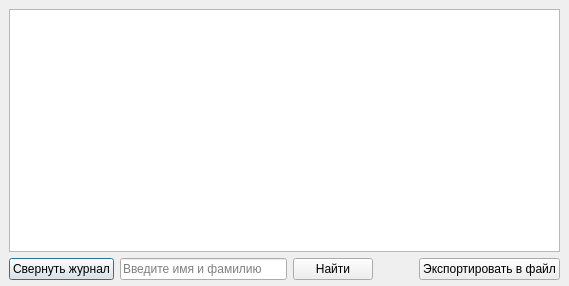
The window that Qt/Lab_1/wiewjournaluser.ui (avasyutkin/term_2) describes before a commit, drawn with Qt 5.
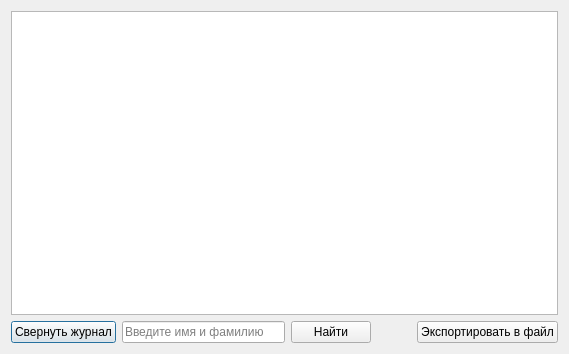
The same window after the commit.

Commit message: небольшие изменения в дизайне

```diff
--- a/Qt/Lab_1/wiewjournaluser.ui
+++ b/Qt/Lab_1/wiewjournaluser.ui
@@ -7,21 +7,14 @@
     <x>0</x>
     <y>0</y>
     <width>569</width>
-    <height>286</height>
+    <height>354</height>
    </rect>
   </property>
   <property name="windowTitle">
    <string>Список сотрудников</string>
   </property>
-  <widget class="QWidget" name="">
-   <property name="geometry">
-    <rect>
-     <x>9</x>
-     <y>9</y>
-     <width>551</width>
-     <height>271</height>
-    </rect>
-   </property>
+  <layout class="QGridLayout" name="gridLayout">
+   <item row="0" column="0">
    <layout class="QVBoxLayout" name="verticalLayout">
     <item>
      <widget class="QTableWidget" name="tableWidget"/>
@@ -83,7 +76,8 @@
      </layout>
     </item>
    </layout>
-  </widget>
+   </item>
+  </layout>
  </widget>
  <resources/>
  <connections/>
```
Lines whose indentation alone changed are shown as unchanged. The commit also changes 4 other files.
